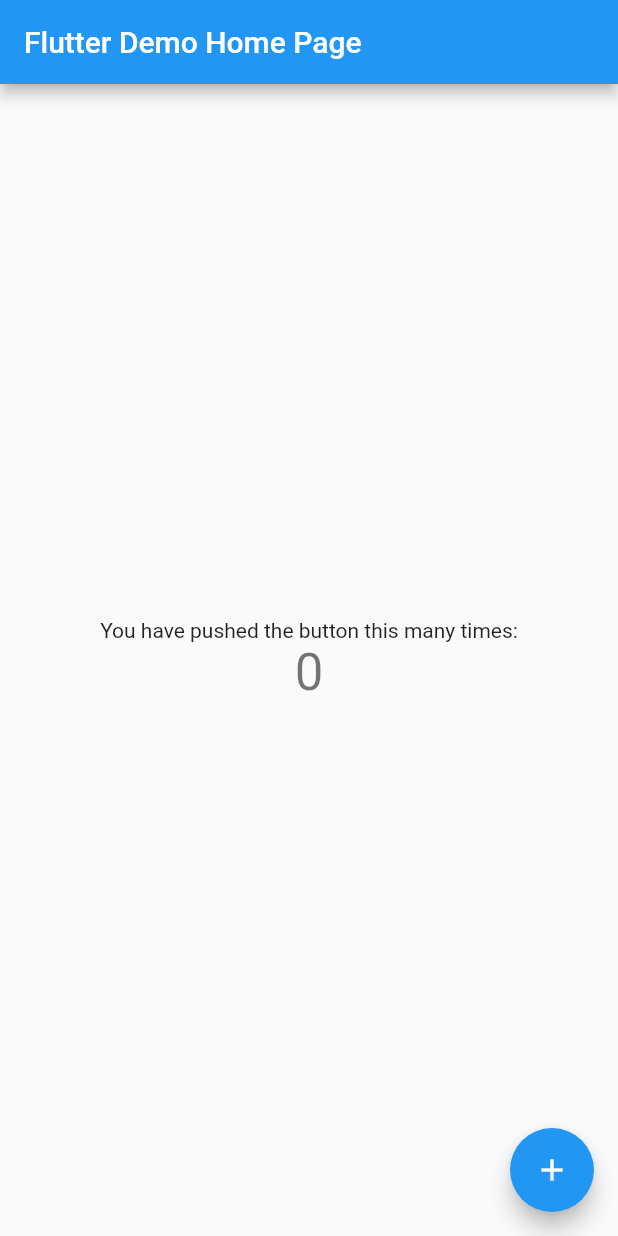
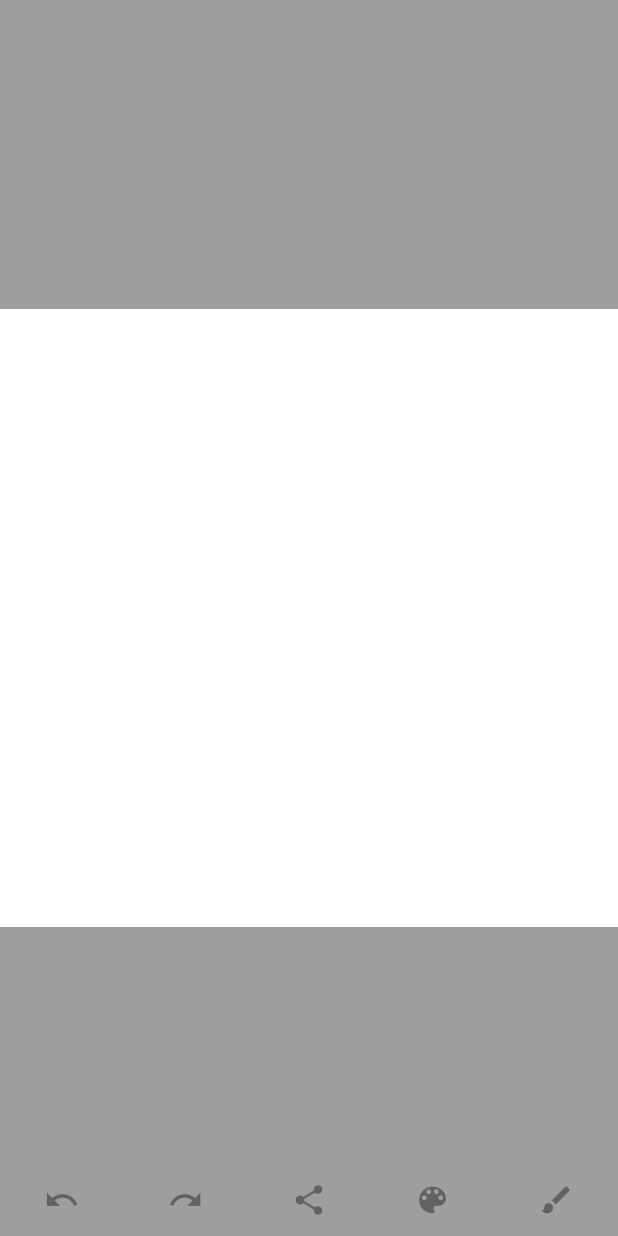
Before and after one commit to pavel-prykhodko96/custom_drawer, a Flutter app: the screen it shows after launch, on a phone screen of 412 x 824 dp. Run offline on Flutter 3.47's test engine with Material 2 defaults, Android fonts, the phone set to English and light mode, and no system bars.

Commit message:
added painter in square, implemented painting, added buttons panel (without implementation),

```diff
--- /dev/null
+++ b/custom_drawer_app/lib/buttons_panel.dart
@@ -0,0 +1,43 @@
+import 'package:flutter/material.dart';
+
+class ButtonsPanel extends StatelessWidget {
+  @override
+  Widget build(BuildContext context) {
+    return Container(
+      child: Row(
+        children: [
+          Expanded(
+            child: IconButton(
+              icon: Icon(Icons.undo),
+              onPressed: null,
+            ),
+          ),
+          Expanded(
+            child: IconButton(
+              icon: Icon(Icons.redo),
+              onPressed: null,
+            ),
+          ),
+          Expanded(
+            child: IconButton(
+              icon: Icon(Icons.share),
+              onPressed: null,
+            ),
+          ),
+          Expanded(
+            child: IconButton(
+              icon: Icon(Icons.color_lens),
+              onPressed: null,
+            ),
+          ),
+          Expanded(
+            child: IconButton(
+              icon: Icon(Icons.brush),
+              onPressed: null,
+            ),
+          ),
+        ],
+      ),
+    );
+  }
+}
--- /dev/null
+++ b/custom_drawer_app/lib/lines_model.dart
@@ -0,0 +1,19 @@
+import 'package:flutter/material.dart';
+
+class LinesModel {
+  static List<Offset> _currentLine = [];
+  static List<List<Offset>> _lines = [];
+
+  static List<List<Offset>> get lines => _lines;
+
+  static newLineAt({@required Offset offset}) {
+    _lines.add(List<Offset>());
+    _currentLine = _lines.last;
+    _currentLine.add(offset);
+  }
+
+  static addOffset(Offset offset) {
+    _currentLine.add(offset);
+    // _lines.clear(); // - for debugging purposes, should be deleted in production
+  }
+}
--- a/custom_drawer_app/lib/main.dart
+++ b/custom_drawer_app/lib/main.dart
@@ -1,3 +1,4 @@
+import 'package:custom_drawer_app/painter_screen.dart';
 import 'package:flutter/material.dart';
 
 void main() {
@@ -10,108 +11,13 @@ class MyApp extends StatelessWidget {
   Widget build(BuildContext context) {
     return MaterialApp(
       title: 'Flutter Demo',
+      debugShowCheckedModeBanner: false,
       theme: ThemeData(
-        // This is the theme of your application.
-        //
-        // Try running your application with "flutter run". You'll see the
-        // application has a blue toolbar. Then, without quitting the app, try
-        // changing the primarySwatch below to Colors.green and then invoke
-        // "hot reload" (press "r" in the console where you ran "flutter run",
-        // or simply save your changes to "hot reload" in a Flutter IDE).
-        // Notice that the counter didn't reset back to zero; the application
-        // is not restarted.
         primarySwatch: Colors.blue,
-        // This makes the visual density adapt to the platform that you run
-        // the app on. For desktop platforms, the controls will be smaller and
-        // closer together (more dense) than on mobile platforms.
+        backgroundColor: Colors.white,
         visualDensity: VisualDensity.adaptivePlatformDensity,
       ),
-      home: MyHomePage(title: 'Flutter Demo Home Page'),
+      home: PainterScreen(),
     );
   }
 }
-
-class MyHomePage extends StatefulWidget {
-  MyHomePage({Key key, this.title}) : super(key: key);
-
-  // This widget is the home page of your application. It is stateful, meaning
-  // that it has a State object (defined below) that contains fields that affect
-  // how it looks.
-
-  // This class is the configuration for the state. It holds the values (in this
-  // case the title) provided by the parent (in this case the App widget) and
-  // used by the build method of the State. Fields in a Widget subclass are
-  // always marked "final".
-
-  final String title;
-
-  @override
-  _MyHomePageState createState() => _MyHomePageState();
-}
-
-class _MyHomePageState extends State<MyHomePage> {
-  int _counter = 0;
-
-  void _incrementCounter() {
-    setState(() {
-      // This call to setState tells the Flutter framework that something has
-      // changed in this State, which causes it to rerun the build method below
-      // so that the display can reflect the updated values. If we changed
-      // _counter without calling setState(), then the build method would not be
-      // called again, and so nothing would appear to happen.
-      _counter++;
-    });
-  }
-
-  @override
-  Widget build(BuildContext context) {
-    // This method is rerun every time setState is called, for instance as done
-    // by the _incrementCounter method above.
-    //
-    // The Flutter framework has been optimized to make rerunning build methods
-    // fast, so that you can just rebuild anything that needs updating rather
-    // than having to individually change instances of widgets.
-    return Scaffold(
-      appBar: AppBar(
-        // Here we take the value from the MyHomePage object that was created by
-        // the App.build method, and use it to set our appbar title.
-        title: Text(widget.title),
-      ),
-      body: Center(
-        // Center is a layout widget. It takes a single child and positions it
-        // in the middle of the parent.
-        child: Column(
-          // Column is also a layout widget. It takes a list of children and
-          // arranges them vertically. By default, it sizes itself to fit its
-          // children horizontally, and tries to be as tall as its parent.
-          //
-          // Invoke "debug painting" (press "p" in the console, choose the
-          // "Toggle Debug Paint" action from the Flutter Inspector in Android
-          // Studio, or the "Toggle Debug Paint" command in Visual Studio Code)
-          // to see the wireframe for each widget.
-          //
-          // Column has various properties to control how it sizes itself and
-          // how it positions its children. Here we use mainAxisAlignment to
-          // center the children vertically; the main axis here is the vertical
-          // axis because Columns are vertical (the cross axis would be
-          // horizontal).
-          mainAxisAlignment: MainAxisAlignment.center,
-          children: <Widget>[
-            Text(
-              'You have pushed the button this many times:',
-            ),
-            Text(
-              '$_counter',
-              style: Theme.of(context).textTheme.headline4,
-            ),
-          ],
-        ),
-      ),
-      floatingActionButton: FloatingActionButton(
-        onPressed: _incrementCounter,
-        tooltip: 'Increment',
-        child: Icon(Icons.add),
-      ), // This trailing comma makes auto-formatting nicer for build methods.
-    );
-  }
-}
--- /dev/null
+++ b/custom_drawer_app/lib/painter_screen.dart
@@ -0,0 +1,51 @@
+import 'package:custom_drawer_app/buttons_panel.dart';
+import 'package:custom_drawer_app/lines_model.dart';
+import 'package:custom_drawer_app/painter.dart';
+import 'package:flutter/material.dart';
+
+class PainterScreen extends StatefulWidget {
+  @override
+  _PainterScreenState createState() => _PainterScreenState();
+}
+
+class _PainterScreenState extends State<PainterScreen> {
+  @override
+  Widget build(BuildContext context) {
+    return Scaffold(
+      extendBody: true,
+      backgroundColor: Colors.grey,
+      body: SizedBox.expand(
+        child: UnconstrainedBox(
+          child: Container(
+            width: MediaQuery.of(context).size.width,
+            height: MediaQuery.of(context).size.width,
+            child: GestureDetector(
+              onPanStart: (details) {
+                setState(() {
+                  LinesModel.newLineAt(offset: details.localPosition);
+                });
+              },
+              onPanUpdate: (details) {
+                setState(() {
+                  LinesModel.addOffset(details.localPosition);
+                });
+              },
+              child: Container(
+                color: Colors.white,
+                child: Column(
+                  crossAxisAlignment: CrossAxisAlignment.start,
+                  children: [
+                    CustomPaint(
+                      painter: Painter(),
+                    ),
+                  ],
+                ),
+              ),
+            ),
+          ),
+        ),
+      ),
+      bottomNavigationBar: ButtonsPanel(),
+    );
+  }
+}
```
Also changed, not shown: custom_drawer_app/lib/painter.dart (added, +34 -0 lines).
